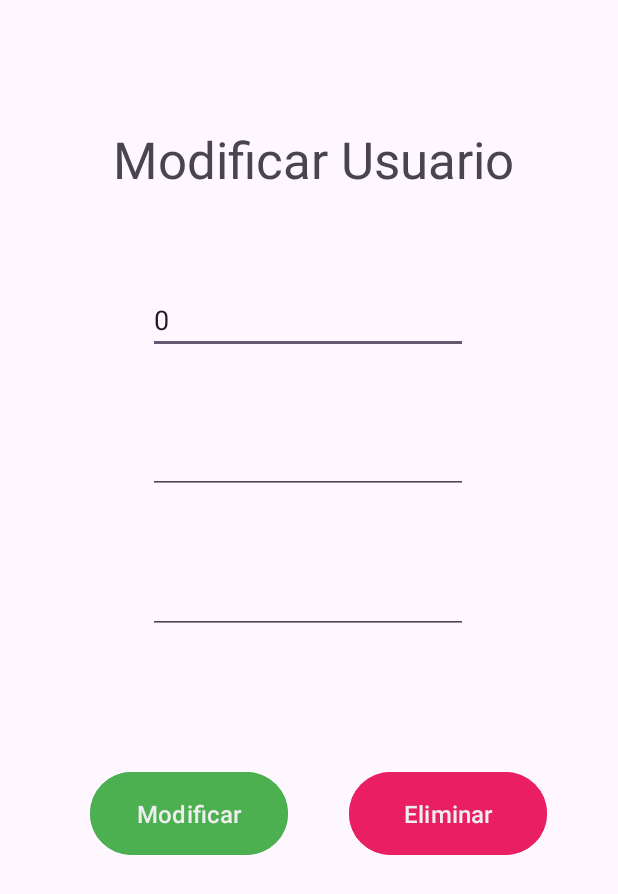
After one commit to Anaguirv/appMovil, an Android app: the ModificarRegistro screen opened directly, with no data from a screen before it, on a phone screen of 412 x 824 dp. The commit adds this screen. Shown: the top 894 px of the screen. Run offline under Robolectric (Android 15) with nearby library versions, the phone set to English and light mode, and no system bars.

Commit message:
Se agrego lista de usuario - CRUD completo

```diff
--- a/app/src/main/AndroidManifest.xml
+++ b/app/src/main/AndroidManifest.xml
@@ -12,6 +12,9 @@
         android:supportsRtl="true"
         android:theme="@style/Theme.Login"
         tools:targetApi="31">
+        <activity
+            android:name=".ModificarRegistro"
+            android:exported="false" />
         <activity
             android:name=".ListadoUsuarios"
             android:exported="false" />
--- /dev/null
+++ b/app/src/main/java/com/example/login/ModificarRegistro.java
@@ -0,0 +1,91 @@
+package com.example.login;
+
+import android.os.Bundle;
+import android.view.View;
+import android.widget.Button;
+import android.widget.EditText;
+import android.database.sqlite.SQLiteDatabase;
+
+
+import androidx.activity.EdgeToEdge;
+import androidx.appcompat.app.AppCompatActivity;
+import androidx.core.graphics.Insets;
+import androidx.core.view.ViewCompat;
+import androidx.core.view.WindowInsetsCompat;
+
+public class ModificarRegistro extends AppCompatActivity {
+    // 1.- Declarar variables
+    private EditText id,nombre,apellido;
+    private Button btn_mod,btn_eli;
+    // Variables que traen los datos a modificar
+    private int idusu_capturado;
+    private String nombre_capturado,apellio_capturado;
+
+    @Override
+    protected void onCreate(Bundle savedInstanceState) {
+        super.onCreate(savedInstanceState);
+        EdgeToEdge.enable(this);
+        setContentView(R.layout.activity_modificar_registro);
+        ViewCompat.setOnApplyWindowInsetsListener(findViewById(R.id.main), (v, insets) -> {
+            Insets systemBars = insets.getInsets(WindowInsetsCompat.Type.systemBars());
+            v.setPadding(systemBars.left, systemBars.top, systemBars.right, systemBars.bottom);
+            return insets;
+        });
+
+        // 2.- Casteamos para crear la relación entre UI y Lógica
+        id = (EditText) findViewById(R.id.txt_id);
+        nombre = (EditText) findViewById(R.id.txt_nombre_mod);
+        apellido = (EditText) findViewById(R.id.txt_apellido_mod);
+        btn_mod = (Button) findViewById(R.id.btn_modificar);
+        btn_eli = (Button) findViewById(R.id.btn_eliminar);
+
+        // 3.- Declarar bundle que captura los datos que vienen viajando de otra Activity
+        Bundle datos_capturados=getIntent().getExtras();
+
+        if(datos_capturados!=null)
+        {
+            idusu_capturado=datos_capturados.getInt("Id");
+            nombre_capturado=datos_capturados.getString("Nombre");
+            apellio_capturado=datos_capturados.getString("Apellido");
+        }
+
+        id.setText(Integer.toString(idusu_capturado));
+        nombre.setText(nombre_capturado);
+        apellido.setText(apellio_capturado);
+
+        // Agregar funcionalidad a los botones
+        btn_mod.setOnClickListener(new View.OnClickListener() {
+            @Override
+            public void onClick(View view) {
+                modificar(idusu_capturado,nombre.getText().toString(),apellido.getText().toString());
+                onBackPressed();
+            }
+        });
+
+        btn_eli.setOnClickListener(new View.OnClickListener() {
+            @Override
+            public void onClick(View view) {
+                eliminar(idusu_capturado);
+                onBackPressed();
+            }
+        });
+    }
+
+    // Querys para modificar o eliminar registro de usuario
+    private void modificar(int Id, String Nombre, String Apellido)
+    {
+        ConexionDbHelper helper=new ConexionDbHelper(this,"APPSQLITE", null,1);
+        SQLiteDatabase db = helper.getReadableDatabase();
+        String sql="UPDATE USUARIOS SET NOMBRE='"+Nombre+"', APELLIDO='"+Apellido+"'WHERE ID="+Id;
+        db.execSQL(sql);
+        db.close();
+    }
+    private void eliminar(int Id)
+    {
+        ConexionDbHelper helper=new ConexionDbHelper(this,"APPSQLITE", null,1);
+        SQLiteDatabase db = helper.getReadableDatabase();
+        String sql="DELETE FROM USUARIOS WHERE ID="+Id;
+        db.execSQL(sql);
+        db.close();
+    }
+}
--- a/app/src/main/res/layout/activity_dashboard.xml
+++ b/app/src/main/res/layout/activity_dashboard.xml
@@ -26,6 +26,7 @@
         android:layout_marginTop="16dp"
         android:text="Bienvenido"
         android:textSize="34sp"
+        android:textColor="#333"
         app:layout_constraintEnd_toEndOf="parent"
         app:layout_constraintHorizontal_bias="0.497"
         app:layout_constraintStart_toStartOf="parent"
@@ -39,6 +40,7 @@
         android:layout_marginEnd="148dp"
         android:text="Usuarios"
         android:textSize="24sp"
+        android:textColor="#333"
         app:layout_constraintEnd_toEndOf="parent"
         app:layout_constraintTop_toBottomOf="@+id/textView" />
 
@@ -74,6 +76,7 @@
         android:layout_marginEnd="56dp"
         android:text="Mostrar Sensores"
         android:textSize="24sp"
+        android:textColor="#333"
         app:layout_constraintEnd_toEndOf="parent"
         app:layout_constraintTop_toBottomOf="@+id/txtUsuarios" />
 
@@ -85,6 +88,7 @@
         android:layout_marginEnd="44dp"
         android:text="Registrar Medición"
         android:textSize="24sp"
+        android:textColor="#333"
         app:layout_constraintEnd_toEndOf="parent"
         app:layout_constraintTop_toBottomOf="@+id/txtSensores" />
 
--- /dev/null
+++ b/app/src/main/res/layout/activity_modificar_registro.xml
@@ -0,0 +1,88 @@
+<?xml version="1.0" encoding="utf-8"?>
+<androidx.constraintlayout.widget.ConstraintLayout xmlns:android="http://schemas.android.com/apk/res/android"
+    xmlns:app="http://schemas.android.com/apk/res-auto"
+    xmlns:tools="http://schemas.android.com/tools"
+    android:id="@+id/main"
+    android:layout_width="match_parent"
+    android:layout_height="match_parent"
+    tools:context=".ModificarRegistro">
+
+    <EditText
+        android:id="@+id/txt_id"
+        android:layout_width="wrap_content"
+        android:layout_height="wrap_content"
+        android:layout_marginTop="62dp"
+        android:ems="10"
+        android:inputType="number"
+        app:layout_constraintEnd_toEndOf="parent"
+        app:layout_constraintHorizontal_bias="0.497"
+        app:layout_constraintStart_toStartOf="parent"
+        app:layout_constraintTop_toBottomOf="@+id/txt_modificar" />
+
+    <EditText
+        android:id="@+id/txt_nombre_mod"
+        android:layout_width="wrap_content"
+        android:layout_height="wrap_content"
+        android:layout_marginTop="48dp"
+        android:ems="10"
+        android:inputType="text"
+        android:text="Name"
+        app:layout_constraintEnd_toEndOf="parent"
+        app:layout_constraintHorizontal_bias="0.497"
+        app:layout_constraintStart_toStartOf="parent"
+        app:layout_constraintTop_toBottomOf="@+id/txt_id" />
+
+    <EditText
+        android:id="@+id/txt_apellido_mod"
+        android:layout_width="wrap_content"
+        android:layout_height="wrap_content"
+        android:layout_marginTop="48dp"
+        android:ems="10"
+        android:inputType="text"
+        android:text="Name"
+        app:layout_constraintEnd_toEndOf="parent"
+        app:layout_constraintHorizontal_bias="0.497"
+        app:layout_constraintStart_toStartOf="parent"
+        app:layout_constraintTop_toBottomOf="@+id/txt_nombre_mod" />
+
+    <Button
+        android:id="@+id/btn_modificar"
+        android:layout_width="132dp"
+        android:layout_height="63dp"
+        android:layout_marginStart="60dp"
+        android:layout_marginTop="88dp"
+        android:backgroundTint="#4CAF50"
+        android:text="Modificar"
+        android:textColor="#eee"
+        android:textSize="16sp"
+        app:layout_constraintStart_toStartOf="parent"
+        app:layout_constraintTop_toBottomOf="@+id/txt_apellido_mod" />
+
+    <Button
+        android:id="@+id/btn_eliminar"
+        android:layout_width="132dp"
+        android:layout_height="63dp"
+        android:layout_marginTop="88dp"
+        android:backgroundTint="#E91E63"
+        android:text="Eliminar"
+        android:textColor="#eee"
+        android:textSize="16sp"
+        app:layout_constraintEnd_toEndOf="parent"
+        app:layout_constraintHorizontal_bias="0.46"
+        app:layout_constraintStart_toEndOf="@+id/btn_modificar"
+        app:layout_constraintTop_toBottomOf="@+id/txt_apellido_mod" />
+
+    <TextView
+        android:id="@+id/txt_modificar"
+        android:layout_width="wrap_content"
+        android:layout_height="wrap_content"
+        android:layout_marginStart="179dp"
+        android:layout_marginTop="83dp"
+        android:layout_marginEnd="174dp"
+        android:text="Modificar Usuario"
+        android:textSize="34sp"
+        app:layout_constraintEnd_toEndOf="parent"
+        app:layout_constraintStart_toStartOf="parent"
+        app:layout_constraintTop_toTopOf="parent" />
+
+</androidx.constraintlayout.widget.ConstraintLayout>
```
Also changed, not shown: app/src/main/java/com/example/login/ListadoUsuarios.java (+30 -0 lines), app/src/main/java/com/example/login/Registro.java (+2 -5 lines), app/src/main/res/layout/activity_listado_usuarios.xml (+16 -3 lines), app/src/main/res/layout/activity_main.xml (+3 -5 lines).
